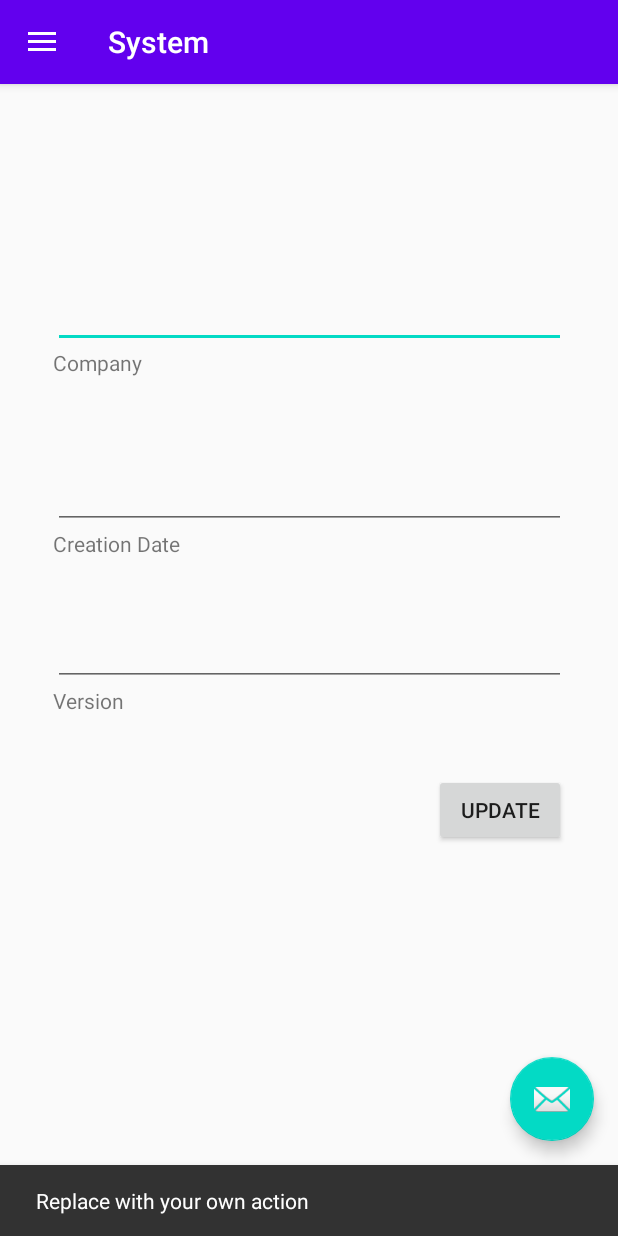
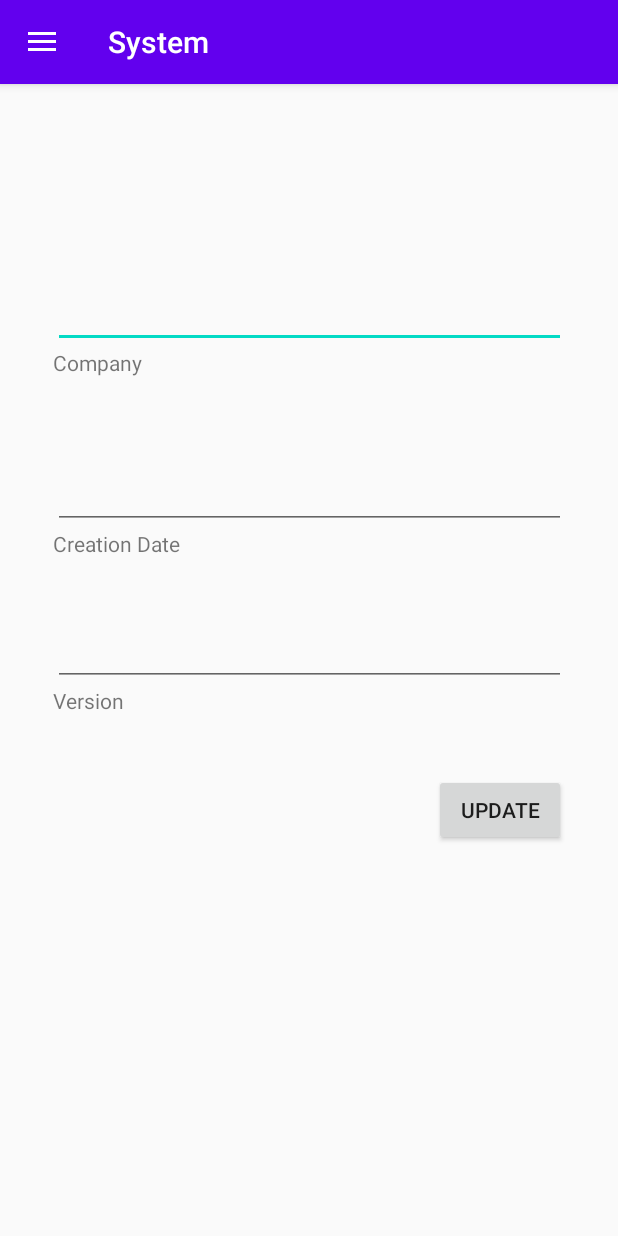
Before and after one commit to LuckyRads/Accounting-System-App, an Android app: the MainActivity screen opened directly, with no data from a screen before it, after a tap on "UPDATE", on a phone screen of 412 x 824 dp. Run offline under Robolectric (Android 15) with nearby library versions, the phone set to English and light mode, and no system bars; our stand-ins replace navigation-ui; 1 other tap on this screen came first.

Commit message:
REM: Email floating button.

```diff
--- a/app/src/main/java/accountingsystem/app/MainActivity.java
+++ b/app/src/main/java/accountingsystem/app/MainActivity.java
@@ -11,9 +11,7 @@ import androidx.navigation.NavController;
 import androidx.navigation.Navigation;
 import androidx.navigation.ui.AppBarConfiguration;
 import androidx.navigation.ui.NavigationUI;
-import com.google.android.material.floatingactionbutton.FloatingActionButton;
 import com.google.android.material.navigation.NavigationView;
-import com.google.android.material.snackbar.Snackbar;
 
 public class MainActivity extends AppCompatActivity {
 
@@ -28,9 +26,6 @@ public class MainActivity extends AppCompatActivity {
         setContentView(R.layout.activity_main);
         Toolbar toolbar = findViewById(R.id.toolbar);
         setSupportActionBar(toolbar);
-        FloatingActionButton fab = findViewById(R.id.fab);
-        fab.setOnClickListener(view -> Snackbar.make(view, "Replace with your own action", Snackbar.LENGTH_LONG)
-                .setAction("Action", null).show());
         DrawerLayout drawer = findViewById(R.id.drawer_layout);
         NavigationView navigationView = findViewById(R.id.nav_view);
         // Passing each menu ID as a set of Ids because each
--- a/app/src/main/res/layout/app_bar_main.xml
+++ b/app/src/main/res/layout/app_bar_main.xml
@@ -23,12 +23,4 @@
 
     <include layout="@layout/content_main"/>
 
-    <com.google.android.material.floatingactionbutton.FloatingActionButton
-            android:id="@+id/fab"
-            android:layout_width="wrap_content"
-            android:layout_height="wrap_content"
-            android:layout_gravity="bottom|end"
-            android:layout_margin="@dimen/fab_margin"
-            app:srcCompat="@android:drawable/ic_dialog_email"/>
-
 </androidx.coordinatorlayout.widget.CoordinatorLayout>
```
